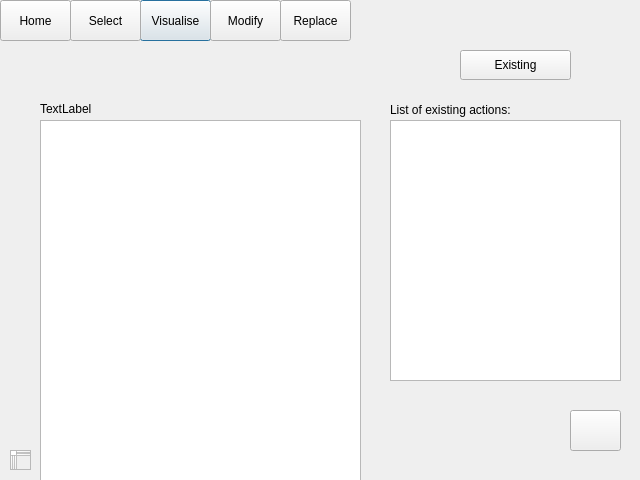
Old version of the form replaceaction.ui in the repository ariannabettin/FYPArianna.
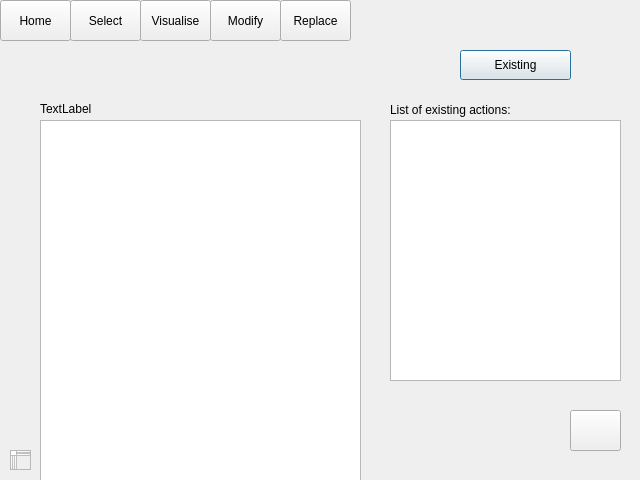
New version of the form.

```diff
--- a/replaceaction.ui
+++ b/replaceaction.ui
@@ -13,71 +13,6 @@
   <property name="windowTitle">
    <string>Dialog</string>
   </property>
-  <widget class="QPushButton" name="visualiseButton">
-   <property name="geometry">
-    <rect>
-     <x>140</x>
-     <y>0</y>
-     <width>71</width>
-     <height>41</height>
-    </rect>
-   </property>
-   <property name="text">
-    <string>Visualise</string>
-   </property>
-  </widget>
-  <widget class="QPushButton" name="modifyButton">
-   <property name="geometry">
-    <rect>
-     <x>210</x>
-     <y>0</y>
-     <width>71</width>
-     <height>41</height>
-    </rect>
-   </property>
-   <property name="text">
-    <string>Modify</string>
-   </property>
-  </widget>
-  <widget class="QPushButton" name="selectButton">
-   <property name="geometry">
-    <rect>
-     <x>70</x>
-     <y>0</y>
-     <width>71</width>
-     <height>41</height>
-    </rect>
-   </property>
-   <property name="text">
-    <string>Select</string>
-   </property>
-  </widget>
-  <widget class="QPushButton" name="replaceButton">
-   <property name="geometry">
-    <rect>
-     <x>280</x>
-     <y>0</y>
-     <width>71</width>
-     <height>41</height>
-    </rect>
-   </property>
-   <property name="text">
-    <string>Replace</string>
-   </property>
-  </widget>
-  <widget class="QPushButton" name="homeButton">
-   <property name="geometry">
-    <rect>
-     <x>0</x>
-     <y>0</y>
-     <width>71</width>
-     <height>41</height>
-    </rect>
-   </property>
-   <property name="text">
-    <string>Home</string>
-   </property>
-  </widget>
   <widget class="QLabel" name="title_label">
    <property name="geometry">
     <rect>
@@ -160,6 +95,71 @@
     </rect>
    </property>
   </widget>
+  <widget class="QPushButton" name="homeButton_2">
+   <property name="geometry">
+    <rect>
+     <x>0</x>
+     <y>0</y>
+     <width>71</width>
+     <height>41</height>
+    </rect>
+   </property>
+   <property name="text">
+    <string>Home</string>
+   </property>
+  </widget>
+  <widget class="QPushButton" name="modifyButton_2">
+   <property name="geometry">
+    <rect>
+     <x>210</x>
+     <y>0</y>
+     <width>71</width>
+     <height>41</height>
+    </rect>
+   </property>
+   <property name="text">
+    <string>Modify</string>
+   </property>
+  </widget>
+  <widget class="QPushButton" name="replaceButton">
+   <property name="geometry">
+    <rect>
+     <x>280</x>
+     <y>0</y>
+     <width>71</width>
+     <height>41</height>
+    </rect>
+   </property>
+   <property name="text">
+    <string>Replace</string>
+   </property>
+  </widget>
+  <widget class="QPushButton" name="visualiseButton_2">
+   <property name="geometry">
+    <rect>
+     <x>140</x>
+     <y>0</y>
+     <width>71</width>
+     <height>41</height>
+    </rect>
+   </property>
+   <property name="text">
+    <string>Visualise</string>
+   </property>
+  </widget>
+  <widget class="QPushButton" name="selectButton_2">
+   <property name="geometry">
+    <rect>
+     <x>70</x>
+     <y>0</y>
+     <width>71</width>
+     <height>41</height>
+    </rect>
+   </property>
+   <property name="text">
+    <string>Select</string>
+   </property>
+  </widget>
  </widget>
  <resources/>
  <connections/>
```
